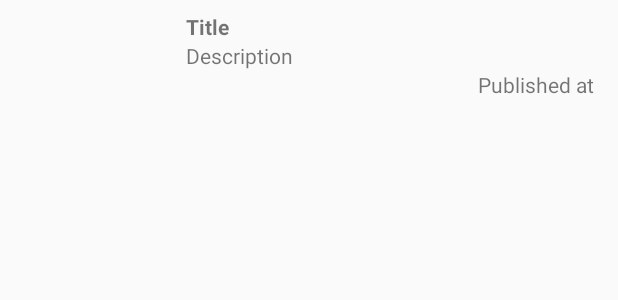
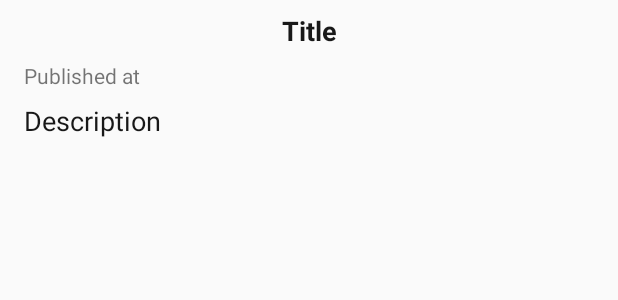
Before and after one commit to CesPaul/TestJob, an Android app: the layout news_row.xml on its own in the app's theme, with its tools: preview values and no code run, on a phone screen of 412 x 824 dp. Shown: the top 300 px of the screen. Run offline under Robolectric (Android 15) with nearby library versions, the phone set to English and light mode, and no system bars; plain views replace SimpleDraweeView; network calls fail.

Commit message:
Подправил дизайн карточки с новостью.

```diff
--- a/app/src/main/java/com/cespaul/testjob/ui/news/NewsActivity.kt
+++ b/app/src/main/java/com/cespaul/testjob/ui/news/NewsActivity.kt
@@ -35,16 +35,13 @@ class NewsActivity : BaseActivity<NewsPresenter>(), NewsView {
 
     private fun initToolbar() {
         setSupportActionBar(toolbar_actionbar)
-        supportActionBar?.setDisplayHomeAsUpEnabled(true)
-        supportActionBar?.setHomeButtonEnabled(true)
-        toolbar_actionbar.setNavigationOnClickListener { onBackPressed() }
     }
 
     override fun updateNews(articles: Articles) {
         newsAdapter.updateNews(articles)
     }
 
-    override fun showToast(message : String) {
+    override fun showToast(message: String) {
         Toasty.error(this, message, Toast.LENGTH_SHORT).show()
     }
 
@@ -52,6 +49,7 @@ class NewsActivity : BaseActivity<NewsPresenter>(), NewsView {
         val progressBar = loadBar
         progressBar.visibility = View.VISIBLE
     }
+
     override fun hideProgress() {
         val progressBar = loadBar
         progressBar.visibility = View.GONE
--- a/app/src/main/java/com/cespaul/testjob/ui/news/NewsPresenter.kt
+++ b/app/src/main/java/com/cespaul/testjob/ui/news/NewsPresenter.kt
@@ -11,7 +11,7 @@ class NewsPresenter(newsView: NewsView) : BasePresenter<NewsView>(newsView) {
     @Inject
     lateinit var newsApi: NewsApi
 
-    private var subscription : Disposable? = null
+    private var subscription: Disposable? = null
 
     override fun onViewCreated() {
         loadNews()
@@ -21,13 +21,13 @@ class NewsPresenter(newsView: NewsView) : BasePresenter<NewsView>(newsView) {
         subscription?.dispose()
     }
 
-    fun loadNews(){
+    fun loadNews() {
         view.showProgress()
         subscription = newsApi
             .getNews(1)
             .observeOn(AndroidSchedulers.mainThread())
             .subscribeOn(Schedulers.io())
-            .doOnTerminate{ view.hideProgress() }
+            .doOnTerminate { view.hideProgress() }
             .subscribe(
                 { newsList -> view.updateNews(newsList) },
                 { view.showToast("Error") }
--- a/app/src/main/res/layout/news_row.xml
+++ b/app/src/main/res/layout/news_row.xml
@@ -1,57 +1,61 @@
 <?xml version="1.0" encoding="utf-8"?>
-<layout xmlns:android="http://schemas.android.com/apk/res/android">
-
-    <data>
-        <variable
-                name="articles"
-                type="com.cespaul.testjob.model.Articles" />
-    </data>
+<layout xmlns:fresco="http://schemas.android.com/apk/res-auto"
+        xmlns:android="http://schemas.android.com/apk/res/android">
 
     <LinearLayout
-            android:orientation="vertical"
+            android:id="@+id/rowNews"
             android:layout_width="match_parent"
             android:layout_height="wrap_content"
-            android:paddingTop="8dp"
-            android:paddingBottom="8dp"
-            android:paddingStart="16dp"
-            android:paddingEnd="16dp"
-            android:gravity="center_vertical"
-            android:id="@+id/rowNews">
-    <LinearLayout
-            android:orientation="horizontal"
-            android:layout_width="match_parent"
-            android:layout_height="match_parent">
+            android:layout_marginBottom="8dp"
+            android:gravity="center"
+            android:orientation="vertical"
+            android:paddingBottom="8dp">
+
         <com.facebook.drawee.view.SimpleDraweeView
-                xmlns:fresco="http://schemas.android.com/apk/res-auto"
                 android:id="@+id/imgNews"
-                android:layout_width="100dp"
+                android:layout_width="match_parent"
                 android:layout_height="wrap_content"
-                fresco:viewAspectRatio="1.33" />
+                android:scaleType="centerCrop"
+                fresco:viewAspectRatio="2" />
+
         <LinearLayout
+                android:layout_width="match_parent"
+                android:layout_height="wrap_content"
                 android:orientation="vertical"
-                android:layout_width="match_parent"
-                android:layout_height="wrap_content">
-            <TextView android:layout_width="wrap_content"
-                      android:layout_height="wrap_content"
-                      android:layout_marginStart="8dp"
-                      android:id="@+id/lblNewsTitle" android:textStyle="bold" android:text="Title"/>
+                android:paddingLeft="16dp"
+                android:paddingRight="16dp">
+
             <TextView
-                    android:layout_width="wrap_content"
-                    android:layout_height="wrap_content" android:id="@+id/lblNewsDescription" android:layout_weight="1"
-                    android:layout_marginLeft="8dp" android:text="Description"/>
+                    android:id="@+id/lblNewsTitle"
+                    style="@style/AppTheme.Base.Title.Text"
+                    android:layout_width="match_parent"
+                    android:layout_height="wrap_content"
+                    android:layout_marginTop="8dp"
+                    android:gravity="center"
+                    android:text="Title"
+                    android:textSize="18sp"
+                    android:textStyle="bold" />
 
             <TextView
                     android:id="@+id/lblPublishedAt"
                     android:layout_width="wrap_content"
                     android:layout_height="wrap_content"
-                    android:layout_gravity="right"
-                    android:layout_marginLeft="8dp"
-                    android:foregroundGravity="right"
-                    android:gravity="right"
+                    android:layout_marginTop="8dp"
                     android:text="Published at"
+                    android:textSize="14sp"
                     android:visibility="visible" />
+
+            <TextView
+                    android:id="@+id/lblNewsDescription"
+                    android:layout_width="match_parent"
+                    android:layout_height="wrap_content"
+                    android:layout_marginTop="8dp"
+                    android:layout_weight="1"
+                    android:text="Description"
+                    android:textColor="@color/colorText"
+                    android:textSize="18sp" />
+
         </LinearLayout>
+
     </LinearLayout>
-
-</LinearLayout>
 </layout>
--- a/app/src/main/res/values/colors.xml
+++ b/app/src/main/res/values/colors.xml
@@ -3,4 +3,6 @@
     <color name="colorPrimary">#DE5334</color>
     <color name="colorPrimaryDark">#9B3A24</color>
     <color name="colorAccent">#3A249B</color>
+
+    <color name="colorText">#181818</color>
 </resources>
--- a/app/src/main/res/values/styles.xml
+++ b/app/src/main/res/values/styles.xml
@@ -13,24 +13,21 @@
         <item name ="android:windowBackground"> @drawable/splash_screen_background</item>
     </style>
 
-    <style name="ToolbarTheme" parent="@style/ThemeOverlay.AppCompat.Dark.ActionBar">
-        <!-- This would set the toolbar's background color -->
+    <style name="AppTheme.Base.Toolbar" parent="@style/ThemeOverlay.AppCompat.Dark.ActionBar">
         <item name="android:background">@color/colorPrimary</item>
-        <!-- android:textColorPrimary is the color of the title text in the Toolbar  -->
         <item name="android:textColorPrimary">@android:color/holo_blue_light</item>
-        <!-- android:actionMenuTextColor is the color of the text of action (menu) items  -->
         <item name="actionMenuTextColor">@android:color/holo_green_light</item>
-        <!-- Enable these below if you want clicking icons to trigger a ripple effect -->
-        <!--
-        <item name="selectableItemBackground">?android:selectableItemBackground</item>
-        <item name="selectableItemBackgroundBorderless">?android:selectableItemBackground</item>
-        -->
     </style>
 
-    <!-- This configures the styles for the title within the Toolbar  -->
-    <style name="Toolbar.TitleText" parent="TextAppearance.Widget.AppCompat.Toolbar.Title">
+    <style name="AppTheme.Base.Toolbar.TitleText" parent="TextAppearance.Widget.AppCompat.Toolbar.Title">
         <item name="android:textSize">21sp</item>
         <item name="android:textStyle">italic</item>
     </style>
 
+    <style name="AppTheme.Base.Title.Text" parent="android:Widget.TextView">
+        <item name="android:textStyle">bold</item>
+        <item name="android:textSize">18sp</item>
+        <item name="android:textColor">@color/colorText</item>
+    </style>
+
 </resources>
```
Also changed, not shown: app/src/main/java/com/cespaul/testjob/ui/news/NewsAdapter.kt (+21 -11 lines).
